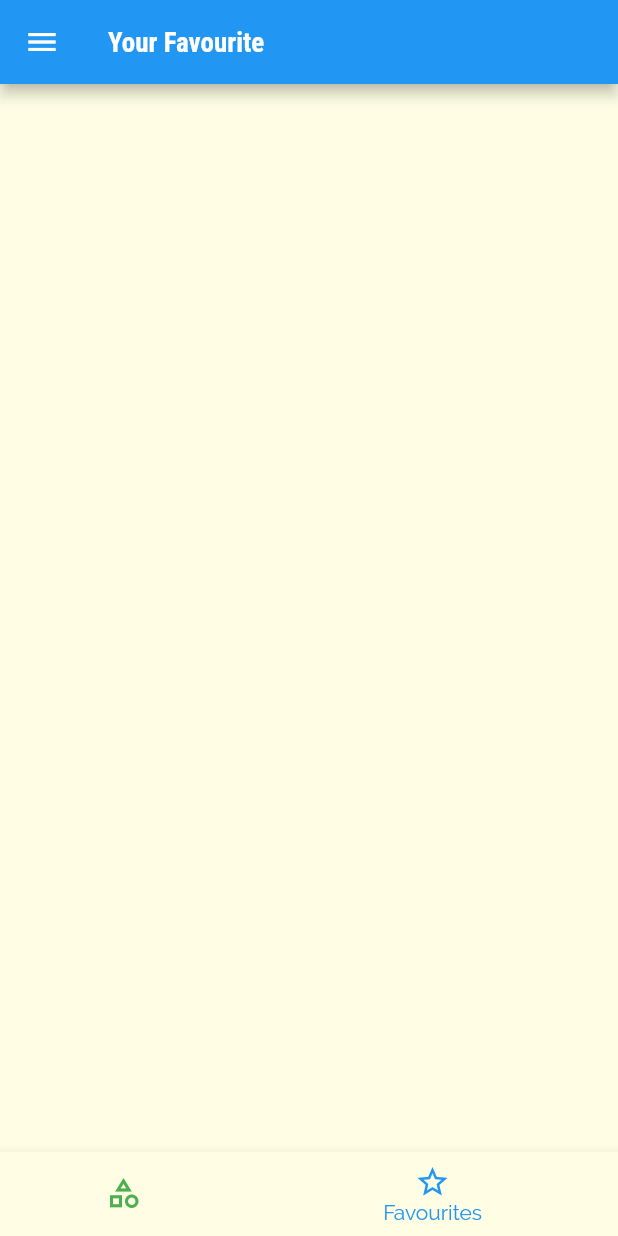
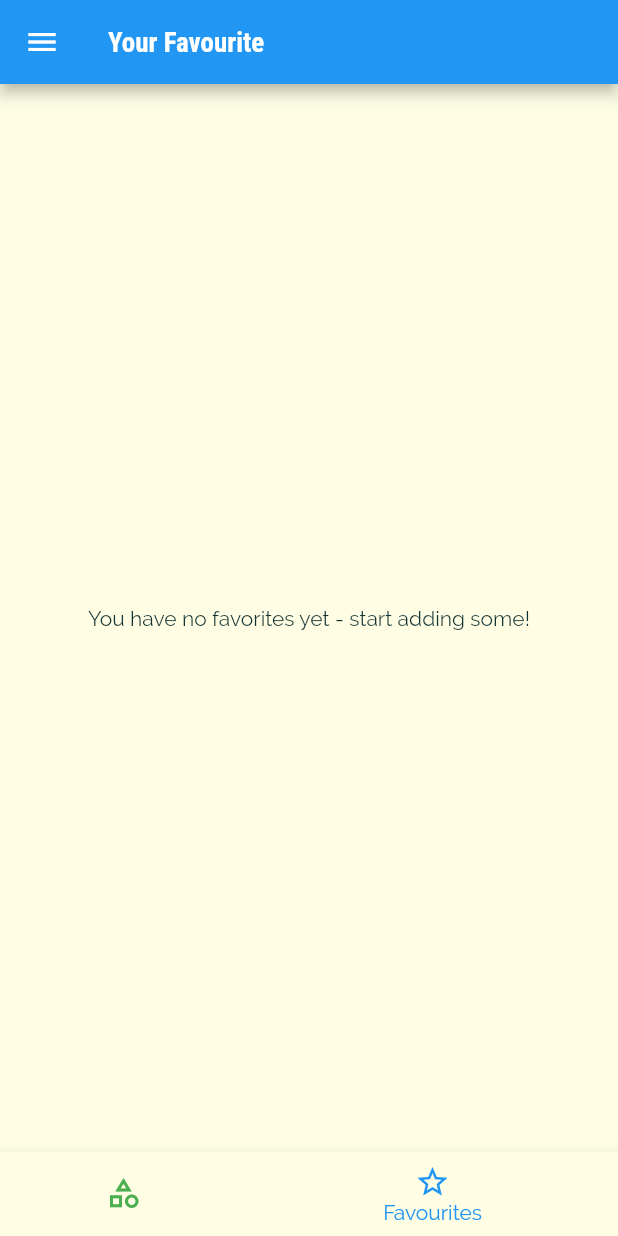
Before and after one commit to ZiadAlMoqamar/meals_app, a Flutter app: the screen it shows after launch, item 2 of the bottom bar chosen, on a phone screen of 412 x 824 dp. Run offline on Flutter 3.47's test engine with Material 2 defaults, Android fonts, the phone set to English and light mode, and no system bars.

Commit message:
implementing favorite screen

```diff
--- a/lib/main.dart
+++ b/lib/main.dart
@@ -9,6 +9,7 @@ import './screens/categories_screen.dart';
 import './screens/category_meals_screen.dart';
 
 import './models/meal.dart';
+
 void main() {
   runApp(const MyApp());
 }
@@ -21,35 +22,54 @@ class MyApp extends StatefulWidget {
 }
 
 class _MyAppState extends State<MyApp> {
-  Map<String,bool>? _filters={
-    'gluten' :false,
-    'lactose' :false,
-    'vegan':false,
-    'vegetarian':false,
+  Map<String, bool>? _filters = {
+    'gluten': false,
+    'lactose': false,
+    'vegan': false,
+    'vegetarian': false,
   };
   List<Meal> _availableMeals = dummyMeals;
-  //List<Meal> _favoritemeals;
-  void _setFilters(Map<String,bool> filterData ){
+  List<Meal> _favoriteMeals = [];
+  void _setFilters(Map<String, bool> filterData) {
     setState(() {
-      _filters =filterData;
+      _filters = filterData;
 
-      _availableMeals= dummyMeals.where((meal) {
-        if(_filters!['gluten']! && !meal.isGlutenFree){
+      _availableMeals = dummyMeals.where((meal) {
+        if (_filters!['gluten']! && !meal.isGlutenFree) {
           return false;
         }
-        if(_filters!['lactose']! && !meal.isLactoseFree){
+        if (_filters!['lactose']! && !meal.isLactoseFree) {
           return false;
         }
-        if(_filters!['vegan']! && !meal.isVegan){
+        if (_filters!['vegan']! && !meal.isVegan) {
           return false;
         }
-        if(_filters!['vegetarian']! && !meal.isVegetarian){
+        if (_filters!['vegetarian']! && !meal.isVegetarian) {
           return false;
         }
         return true;
       }).toList();
     });
   }
+
+  void _toggleFavorite(String mealId) {
+    final existingIndex =
+        _favoriteMeals.indexWhere((meal) => meal.id == mealId);
+    if (existingIndex >= 0) {
+      setState(() {
+        _favoriteMeals.removeAt(existingIndex);
+      });
+    } else {
+      setState(() {
+        _favoriteMeals.add(dummyMeals.firstWhere((meal) => meal.id == mealId));
+      });
+    }
+  }
+
+  bool _isMealFavorite(String id) {
+    return _favoriteMeals.any((meal) => meal.id == id);
+  }
+
   @override
   Widget build(BuildContext context) {
     return MaterialApp(
@@ -72,18 +92,26 @@ class _MyAppState extends State<MyApp> {
                   fontFamily: 'RobotoCondensed'))),
       initialRoute: '/',
       routes: {
-        '/': (ctx) => const TabsScreen(),
-        CategoryMealsScreen.routeName: (ctx) => CategoryMealsScreen(availableMeals: _availableMeals,),
-        MealDetailsScreen.routeName: (ctx) => const MealDetailsScreen(),
-        FiltersScreen.routeName: (ctx) =>  FiltersScreen(currentFilters: _filters,saveFilters: _setFilters,)
+        '/': (ctx) => TabsScreen(
+              favoriteMeals: _favoriteMeals,
+            ),
+        CategoryMealsScreen.routeName: (ctx) => CategoryMealsScreen(
+              availableMeals: _availableMeals,
+            ),
+        MealDetailsScreen.routeName: (ctx) => MealDetailsScreen(
+              toggleFavorite: _toggleFavorite,
+              isFavoriteMeal: _isMealFavorite,
+            ),
+        FiltersScreen.routeName: (ctx) => FiltersScreen(
+              currentFilters: _filters,
+              saveFilters: _setFilters,
+            )
       },
 
       //for any error in routing it will go there
       onUnknownRoute: (settings) {
         return MaterialPageRoute(
-          builder: (ctx) => const CategoriesScreen(
-            dummyCategories: dummyCategories,
-          ),
+          builder: (ctx) => TabsScreen(favoriteMeals: _favoriteMeals),
         );
       },
     );
--- a/lib/screens/favourite_screen.dart
+++ b/lib/screens/favourite_screen.dart
@@ -1,12 +1,33 @@
 import 'package:flutter/material.dart';
 
+import '../models/meal.dart';
+import '../widgets/meal_item.dart';
+
 class FavouritesScreen extends StatelessWidget {
-  const FavouritesScreen({ Key? key }) : super(key: key);
+  final List<Meal> favoriteMeals;
+   FavouritesScreen({ Key? key, required this.favoriteMeals }) : super(key: key);
 
   @override
   Widget build(BuildContext context) {
-    return Container(
-
+    if(favoriteMeals.isEmpty){
+    return const Center(
+      child: Text('You have no favorites yet - start adding some!'),
     );
+    }
+    else{
+      return ListView.builder(
+        itemBuilder: (ctx, index) {
+          return MealItem(
+            id: favoriteMeals[index].id,
+            title: favoriteMeals[index].title,
+            imageUrl: favoriteMeals[index].imageUrl,
+            duration: favoriteMeals[index].duration,
+            complexity: favoriteMeals[index].complexity,
+            affordability: favoriteMeals[index].affordability,
+          );
+        },
+        itemCount: favoriteMeals.length,
+      );
+    }
   }
 }
--- a/lib/screens/tabs_screen.dart
+++ b/lib/screens/tabs_screen.dart
@@ -5,22 +5,18 @@ import './categories_screen.dart';
 
 import '../widgets/main_drawer.dart';
 import '../dummy_data.dart';
+import '../models/meal.dart';
 
 class TabsScreen extends StatefulWidget {
-  const TabsScreen({Key? key}) : super(key: key);
+  final List<Meal> favoriteMeals;
+  TabsScreen({Key? key, required this.favoriteMeals}) : super(key: key);
 
   @override
   _TabsScreenState createState() => _TabsScreenState();
 }
 
 class _TabsScreenState extends State<TabsScreen> {
-  final List<Map<String, Object>> _pages = [
-    {
-      'page': const CategoriesScreen(dummyCategories: dummyCategories),
-      'title': 'Categories'
-    },
-    {'page': const FavouritesScreen(), 'title': 'Your Favourite'}
-  ];
+  List<Map<String, Object>>? _pages;
   int _selectedIndex = 0;
   void _selectPage(int index) {
     setState(() {
@@ -29,13 +25,31 @@ class _TabsScreenState extends State<TabsScreen> {
   }
 
   @override
+  void initState() {
+    _pages =
+        [
+          {
+            'page': const CategoriesScreen(dummyCategories: dummyCategories),
+            'title': 'Categories'
+          },
+          {
+            'page': FavouritesScreen(
+              favoriteMeals: widget.favoriteMeals,
+            ),
+            'title': 'Your Favourite'
+          }
+        ];
+    super.initState();
+  }
+
+  @override
   Widget build(BuildContext context) {
     return Scaffold(
       drawer: MainDrawer(),
       appBar: AppBar(
-        title: Text(_pages[_selectedIndex]['title'] as String),
+        title: Text(_pages![_selectedIndex]['title'] as String),
       ),
-      body: _pages[_selectedIndex]['page'] as Widget,
+      body: _pages![_selectedIndex]['page'] as Widget,
       bottomNavigationBar: BottomNavigationBar(
         onTap: _selectPage,
         currentIndex: _selectedIndex,
```
Also changed, not shown: lib/screens/meal_details_screen.dart (+11 -3 lines).
